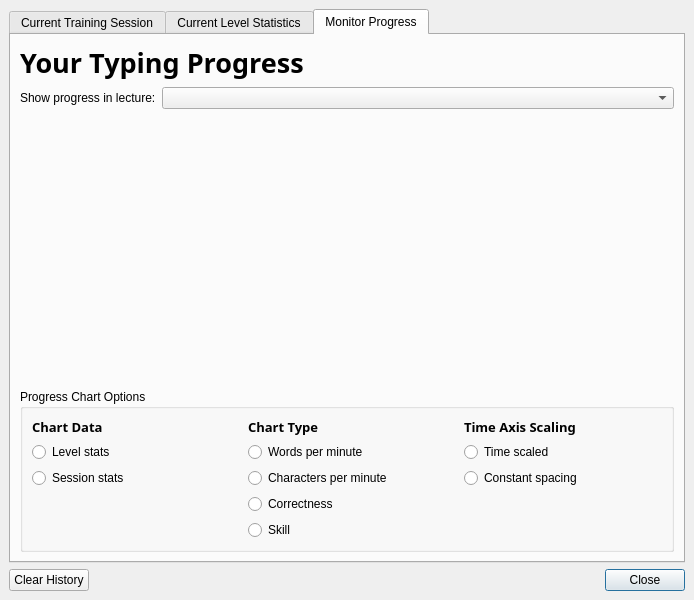
Before: the Qt Designer form src/ui/ktouchstatisticsdialog.ui in KDE/ktouch, drawn with Qt 5.
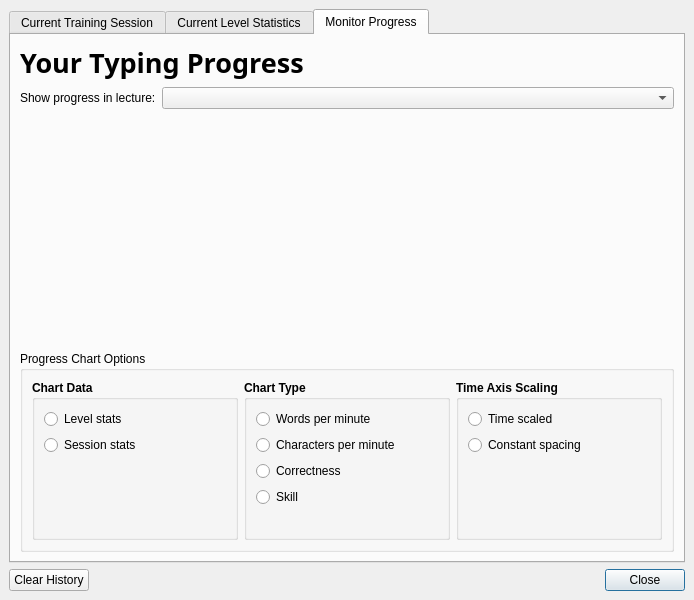
After: the same form once the commit is applied. The open tabs and pages were chosen to show the change. Custom widgets are drawn as their Qt base class.

Commit message: Fixed statistics chart so it works again.

```diff
--- a/src/ui/ktouchstatisticsdialog.ui
+++ b/src/ui/ktouchstatisticsdialog.ui
@@ -20,14 +20,14 @@
   <property name="windowTitle" >
    <string>Training Statistics</string>
   </property>
-  <layout class="QVBoxLayout" >
+  <layout class="QGridLayout" >
    <property name="margin" >
     <number>9</number>
    </property>
    <property name="spacing" >
     <number>6</number>
    </property>
-   <item>
+   <item row="0" column="0" >
     <widget class="QTabWidget" name="tabWidget" >
      <property name="enabled" >
       <bool>true</bool>
@@ -920,64 +920,14 @@
       <attribute name="title" >
        <string>Monitor Progress</string>
       </attribute>
-      <layout class="QVBoxLayout" >
+      <layout class="QGridLayout" >
        <property name="margin" >
         <number>9</number>
        </property>
        <property name="spacing" >
         <number>6</number>
        </property>
-       <item>
-        <widget class="QLabel" name="currentTitleLabel_2" >
-         <property name="font" >
-          <font>
-           <family>Sans Serif</family>
-           <pointsize>20</pointsize>
-           <weight>75</weight>
-           <italic>false</italic>
-           <bold>true</bold>
-           <underline>false</underline>
-           <strikeout>false</strikeout>
-          </font>
-         </property>
-         <property name="text" >
-          <string>Your Typing Progress</string>
-         </property>
-        </widget>
-       </item>
-       <item>
-        <layout class="QHBoxLayout" >
-         <property name="margin" >
-          <number>0</number>
-         </property>
-         <property name="spacing" >
-          <number>6</number>
-         </property>
-         <item>
-          <widget class="QLabel" name="textLabel1_2" >
-           <property name="text" >
-            <string>Show progress in lecture:</string>
-           </property>
-          </widget>
-         </item>
-         <item>
-          <widget class="KComboBox" name="lectureCombo" >
-           <property name="sizePolicy" >
-            <sizepolicy>
-             <hsizetype>3</hsizetype>
-             <vsizetype>0</vsizetype>
-             <horstretch>0</horstretch>
-             <verstretch>0</verstretch>
-            </sizepolicy>
-           </property>
-           <property name="whatsThis" >
-            <string>Here you can select the lecture you want to obtain statistics for.</string>
-           </property>
-          </widget>
-         </item>
-        </layout>
-       </item>
-       <item>
+       <item row="2" column="0" >
         <widget class="KTouchChartWidget" native="1" name="chartWidget" >
          <property name="sizePolicy" >
           <sizepolicy>
@@ -989,7 +939,7 @@
          </property>
         </widget>
        </item>
-       <item>
+       <item row="3" column="0" >
         <widget class="QGroupBox" name="groupBox6_2" >
          <property name="sizePolicy" >
           <sizepolicy>
@@ -1002,61 +952,98 @@
          <property name="title" >
           <string>Progress Chart Options</string>
          </property>
-         <layout class="QHBoxLayout" >
+         <layout class="QGridLayout" >
           <property name="margin" >
-           <number>0</number>
+           <number>9</number>
           </property>
           <property name="spacing" >
-           <number>0</number>
+           <number>6</number>
           </property>
-          <item>
-           <widget class="QFrame" name="frame" >
-            <property name="frameShape" >
-             <enum>QFrame::NoFrame</enum>
+          <item row="0" column="0" >
+           <widget class="QGroupBox" name="chartDataGroup" >
+            <property name="font" >
+             <font>
+              <weight>75</weight>
+              <bold>true</bold>
+             </font>
             </property>
-            <property name="frameShadow" >
-             <enum>QFrame::Raised</enum>
+            <property name="title" >
+             <string>Chart Data</string>
             </property>
-            <layout class="QVBoxLayout" >
+            <property name="flat" >
+             <bool>true</bool>
+            </property>
+            <layout class="QGridLayout" >
              <property name="margin" >
               <number>9</number>
              </property>
              <property name="spacing" >
               <number>6</number>
              </property>
-             <item>
-              <widget class="QLabel" name="textLabel1" >
-               <property name="font" >
-                <font>
-                 <family>Sans Serif</family>
-                 <pointsize>10</pointsize>
-                 <weight>75</weight>
-                 <italic>false</italic>
-                 <bold>true</bold>
-                 <underline>false</underline>
-                 <strikeout>false</strikeout>
-                </font>
+             <item row="2" column="0" >
+              <spacer>
+               <property name="orientation" >
+                <enum>Qt::Vertical</enum>
                </property>
-               <property name="text" >
-                <string>Chart Data</string>
+               <property name="sizeHint" >
+                <size>
+                 <width>20</width>
+                 <height>40</height>
+                </size>
                </property>
-              </widget>
+              </spacer>
              </item>
-             <item>
-              <widget class="QRadioButton" name="levelsRadio" >
-               <property name="text" >
-                <string>Level stats</string>
-               </property>
-              </widget>
-             </item>
-             <item>
+             <item row="1" column="0" >
               <widget class="QRadioButton" name="sessionsRadio" >
+               <property name="font" >
+                <font>
+                 <weight>50</weight>
+                 <bold>false</bold>
+                </font>
+               </property>
                <property name="text" >
                 <string>Session stats</string>
                </property>
               </widget>
              </item>
-             <item>
+             <item row="0" column="0" >
+              <widget class="QRadioButton" name="levelsRadio" >
+               <property name="font" >
+                <font>
+                 <weight>50</weight>
+                 <bold>false</bold>
+                </font>
+               </property>
+               <property name="text" >
+                <string>Level stats</string>
+               </property>
+              </widget>
+             </item>
+            </layout>
+           </widget>
+          </item>
+          <item row="0" column="1" >
+           <widget class="QGroupBox" name="chartTypeGroup" >
+            <property name="font" >
+             <font>
+              <weight>75</weight>
+              <bold>true</bold>
+             </font>
+            </property>
+            <property name="title" >
+             <string>Chart Type</string>
+            </property>
+            <property name="flat" >
+             <bool>true</bool>
+            </property>
+            <layout class="QGridLayout" >
+             <property name="margin" >
+              <number>9</number>
+             </property>
+             <property name="spacing" >
+              <number>6</number>
+             </property>
+             <item row="4" column="0" >
               <spacer>
                <property name="orientation" >
                 <enum>Qt::Vertical</enum>
@@ -1064,76 +1051,88 @@
                <property name="sizeHint" >
                 <size>
                  <width>20</width>
-                 <height>0</height>
+                 <height>21</height>
                 </size>
                </property>
               </spacer>
              </item>
-            </layout>
-           </widget>
-          </item>
-          <item>
-           <widget class="QFrame" name="frame_2" >
-            <property name="frameShape" >
-             <enum>QFrame::NoFrame</enum>
-            </property>
-            <property name="frameShadow" >
-             <enum>QFrame::Raised</enum>
-            </property>
-            <layout class="QVBoxLayout" >
-             <property name="margin" >
-              <number>9</number>
-             </property>
-             <property name="spacing" >
-              <number>6</number>
-             </property>
-             <item>
-              <widget class="QLabel" name="textLabel2_2" >
-               <property name="font" >
-                <font>
-                 <family>Sans Serif</family>
-                 <pointsize>10</pointsize>
-                 <weight>75</weight>
-                 <italic>false</italic>
-                 <bold>true</bold>
-                 <underline>false</underline>
-                 <strikeout>false</strikeout>
-                </font>
-               </property>
-               <property name="text" >
-                <string>Chart Type</string>
-               </property>
-              </widget>
-             </item>
-             <item>
-              <widget class="QRadioButton" name="WPMRadio" >
-               <property name="text" >
-                <string>Words per minute</string>
-               </property>
-              </widget>
-             </item>
-             <item>
-              <widget class="QRadioButton" name="CPMRadio" >
-               <property name="text" >
-                <string>Characters per minute</string>
-               </property>
-              </widget>
-             </item>
-             <item>
+             <item row="2" column="0" >
               <widget class="QRadioButton" name="correctRadio" >
+               <property name="font" >
+                <font>
+                 <weight>50</weight>
+                 <bold>false</bold>
+                </font>
+               </property>
                <property name="text" >
                 <string>Correctness</string>
                </property>
               </widget>
              </item>
-             <item>
+             <item row="3" column="0" >
               <widget class="QRadioButton" name="skillRadio" >
+               <property name="font" >
+                <font>
+                 <weight>50</weight>
+                 <bold>false</bold>
+                </font>
+               </property>
                <property name="text" >
                 <string>Skill</string>
                </property>
               </widget>
              </item>
-             <item>
+             <item row="0" column="0" >
+              <widget class="QRadioButton" name="WPMRadio" >
+               <property name="font" >
+                <font>
+                 <weight>50</weight>
+                 <bold>false</bold>
+                </font>
+               </property>
+               <property name="text" >
+                <string>Words per minute</string>
+               </property>
+              </widget>
+             </item>
+             <item row="1" column="0" >
+              <widget class="QRadioButton" name="CPMRadio" >
+               <property name="font" >
+                <font>
+                 <weight>50</weight>
+                 <bold>false</bold>
+                </font>
+               </property>
+               <property name="text" >
+                <string>Characters per minute</string>
+               </property>
+              </widget>
+             </item>
+            </layout>
+           </widget>
+          </item>
+          <item row="0" column="2" >
+           <widget class="QGroupBox" name="timeAxisScalingGroup" >
+            <property name="font" >
+             <font>
+              <weight>75</weight>
+              <bold>true</bold>
+             </font>
+            </property>
+            <property name="title" >
+             <string>Time Axis Scaling</string>
+            </property>
+            <property name="flat" >
+             <bool>true</bool>
+            </property>
+            <layout class="QGridLayout" >
+             <property name="margin" >
+              <number>9</number>
+             </property>
+             <property name="spacing" >
+              <number>6</number>
+             </property>
+             <item row="2" column="0" >
               <spacer>
                <property name="orientation" >
                 <enum>Qt::Vertical</enum>
@@ -1141,88 +1140,98 @@
                <property name="sizeHint" >
                 <size>
                  <width>20</width>
-                 <height>0</height>
+                 <height>40</height>
                 </size>
                </property>
               </spacer>
              </item>
-            </layout>
-           </widget>
-          </item>
-          <item>
-           <widget class="QFrame" name="frame_3" >
-            <property name="frameShape" >
-             <enum>QFrame::NoFrame</enum>
-            </property>
-            <property name="frameShadow" >
-             <enum>QFrame::Raised</enum>
-            </property>
-            <layout class="QVBoxLayout" >
-             <property name="margin" >
-              <number>9</number>
-             </property>
-             <property name="spacing" >
-              <number>6</number>
-             </property>
-             <item>
-              <widget class="QLabel" name="textLabel3_2" >
-               <property name="font" >
-                <font>
-                 <family>Sans Serif</family>
-                 <pointsize>10</pointsize>
-                 <weight>75</weight>
-                 <italic>false</italic>
-                 <bold>true</bold>
-                 <underline>false</underline>
-                 <strikeout>false</strikeout>
-                </font>
-               </property>
-               <property name="text" >
-                <string>Time Axis Scaling</string>
-               </property>
-              </widget>
-             </item>
-             <item>
+             <item row="0" column="0" >
               <widget class="QRadioButton" name="timeRadio" >
+               <property name="font" >
+                <font>
+                 <weight>50</weight>
+                 <bold>false</bold>
+                </font>
+               </property>
                <property name="text" >
                 <string>Time scaled</string>
                </property>
               </widget>
              </item>
-             <item>
+             <item row="1" column="0" >
               <widget class="QRadioButton" name="eventRadio" >
+               <property name="font" >
+                <font>
+                 <weight>50</weight>
+                 <bold>false</bold>
+                </font>
+               </property>
                <property name="text" >
                 <string>Constant spacing</string>
                </property>
               </widget>
              </item>
-             <item>
-              <spacer>
-               <property name="orientation" >
-                <enum>Qt::Vertical</enum>
-               </property>
-               <property name="sizeType" >
-                <enum>QSizePolicy::Expanding</enum>
-               </property>
-               <property name="sizeHint" >
-                <size>
-                 <width>20</width>
-                 <height>0</height>
-                </size>
-               </property>
-              </spacer>
-             </item>
             </layout>
            </widget>
           </item>
          </layout>
         </widget>
        </item>
+       <item row="1" column="0" >
+        <layout class="QHBoxLayout" >
+         <property name="margin" >
+          <number>0</number>
+         </property>
+         <property name="spacing" >
+          <number>6</number>
+         </property>
+         <item>
+          <widget class="QLabel" name="textLabel1_2" >
+           <property name="text" >
+            <string>Show progress in lecture:</string>
+           </property>
+          </widget>
+         </item>
+         <item>
+          <widget class="KComboBox" name="lectureCombo" >
+           <property name="sizePolicy" >
+            <sizepolicy>
+             <hsizetype>3</hsizetype>
+             <vsizetype>0</vsizetype>
+             <horstretch>0</horstretch>
+             <verstretch>0</verstretch>
+            </sizepolicy>
+           </property>
+           <property name="whatsThis" >
+            <string>Here you can select the lecture you want to obtain statistics for.</string>
+           </property>
+          </widget>
+         </item>
+        </layout>
+       </item>
+       <item row="0" column="0" >
+        <widget class="QLabel" name="currentTitleLabel_2" >
+         <property name="font" >
+          <font>
+           <family>Sans Serif</family>
+           <pointsize>20</pointsize>
+           <weight>75</weight>
+           <italic>false</italic>
+           <bold>true</bold>
+           <underline>false</underline>
+           <strikeout>false</strikeout>
+          </font>
+         </property>
+         <property name="text" >
+          <string>Your Typing Progress</string>
+         </property>
+        </widget>
+       </item>
       </layout>
      </widget>
     </widget>
    </item>
-   <item>
+   <item row="1" column="0" >
     <layout class="QHBoxLayout" >
      <property name="margin" >
       <number>0</number>
```
Left out of the diff: 2 changed lines with no effect on the pictures. The commit also changes 2 other files.
